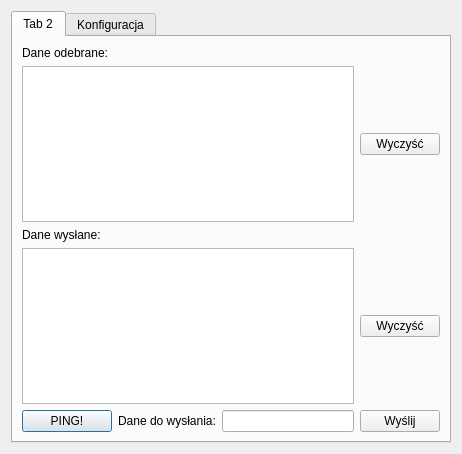
bzyx/IwSK-RS232, file ui/iwsk.ui: the form before one commit.
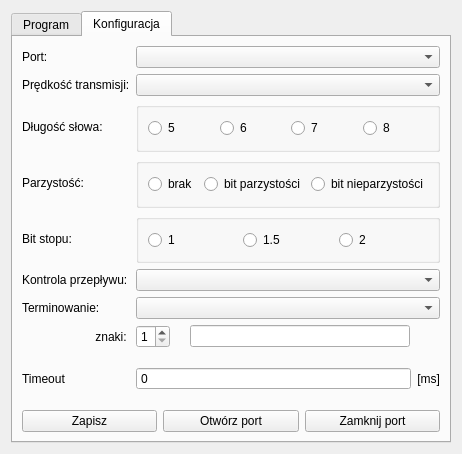
The form after the commit. The open tabs and pages were chosen to show the change.

Diff of the .ui file:
```diff
--- a/ui/iwsk.ui
+++ b/ui/iwsk.ui
@@ -24,7 +24,7 @@
      </property>
      <widget class="QWidget" name="tab_2">
       <attribute name="title">
-       <string>Tab 2</string>
+       <string>Program</string>
       </attribute>
       <layout class="QGridLayout" name="gridLayout_4">
        <item row="0" column="0">
@@ -115,7 +115,7 @@
          </property>
         </widget>
        </item>
-       <item row="0" column="1" colspan="2">
+       <item row="0" column="1">
         <widget class="QComboBox" name="i_portName_comboBox"/>
        </item>
        <item row="1" column="0">
@@ -128,7 +128,7 @@
          </property>
         </widget>
        </item>
-       <item row="1" column="1" colspan="2">
+       <item row="1" column="1">
         <widget class="QComboBox" name="i_baudRate_comboBox"/>
        </item>
        <item row="2" column="0">
@@ -141,7 +141,7 @@
          </property>
         </widget>
        </item>
-       <item row="2" column="1" colspan="2">
+       <item row="2" column="1">
         <widget class="QGroupBox" name="groupBox_2">
          <property name="title">
           <string/>
@@ -198,7 +198,7 @@
          </property>
         </widget>
        </item>
-       <item row="3" column="1" colspan="2">
+       <item row="3" column="1">
         <widget class="QGroupBox" name="groupBox_3">
          <property name="title">
           <string/>
@@ -242,7 +242,7 @@
          </property>
         </widget>
        </item>
-       <item row="4" column="1" colspan="2">
+       <item row="4" column="1">
         <widget class="QGroupBox" name="groupBox_4">
          <property name="title">
           <string/>
@@ -286,13 +286,13 @@
          </property>
         </widget>
        </item>
-       <item row="5" column="1" colspan="2">
+       <item row="5" column="1">
         <widget class="QComboBox" name="i_protocol_comboBox"/>
        </item>
-       <item row="6" column="1" colspan="2">
+       <item row="6" column="1">
         <widget class="QComboBox" name="i_terminator_comboBox"/>
        </item>
-       <item row="8" column="0" colspan="3">
+       <item row="10" column="0" colspan="2">
         <layout class="QHBoxLayout" name="horizontalLayout_4">
          <item>
           <widget class="QPushButton" name="btn_save">
@@ -327,14 +327,16 @@
          </property>
         </widget>
        </item>
-       <item row="7" column="0">
+       <item row="9" column="0">
         <widget class="QLabel" name="label_11">
          <property name="text">
           <string>Timeout</string>
          </property>
         </widget>
        </item>
-       <item row="7" column="1">
+       <item row="9" column="1">
+        <layout class="QHBoxLayout" name="horizontalLayout_6">
+         <item>
         <widget class="QSpinBox" name="spinBox">
          <property name="wrapping">
           <bool>false</bool>
@@ -356,7 +358,7 @@
          </property>
         </widget>
        </item>
-       <item row="7" column="2">
+         <item>
         <widget class="QLabel" name="label_12">
          <property name="sizePolicy">
           <sizepolicy hsizetype="Fixed" vsizetype="Preferred">
@@ -366,6 +368,63 @@
          </property>
          <property name="text">
           <string>[ms]</string>
+           </property>
+           <property name="alignment">
+            <set>Qt::AlignRight|Qt::AlignTrailing|Qt::AlignVCenter</set>
+           </property>
+          </widget>
+         </item>
+        </layout>
+       </item>
+       <item row="8" column="1">
+        <layout class="QHBoxLayout" name="horizontalLayout_7">
+         <property name="spacing">
+          <number>20</number>
+         </property>
+         <property name="sizeConstraint">
+          <enum>QLayout::SetNoConstraint</enum>
+         </property>
+         <property name="rightMargin">
+          <number>30</number>
+         </property>
+         <item>
+          <widget class="QSpinBox" name="spinBox_2">
+           <property name="sizePolicy">
+            <sizepolicy hsizetype="Minimum" vsizetype="Fixed">
+             <horstretch>0</horstretch>
+             <verstretch>0</verstretch>
+            </sizepolicy>
+           </property>
+           <property name="minimum">
+            <number>1</number>
+           </property>
+           <property name="maximum">
+            <number>2</number>
+           </property>
+          </widget>
+         </item>
+         <item>
+          <widget class="QLineEdit" name="lineEdit_2">
+           <property name="sizePolicy">
+            <sizepolicy hsizetype="Expanding" vsizetype="Fixed">
+             <horstretch>0</horstretch>
+             <verstretch>0</verstretch>
+            </sizepolicy>
+           </property>
+           <property name="text">
+            <string/>
+           </property>
+           <property name="maxLength">
+            <number>1</number>
+           </property>
+          </widget>
+         </item>
+        </layout>
+       </item>
+       <item row="8" column="0">
+        <widget class="QLabel" name="label_13">
+         <property name="text">
+          <string>znaki: </string>
          </property>
          <property name="alignment">
           <set>Qt::AlignRight|Qt::AlignTrailing|Qt::AlignVCenter</set>
```
Left out of the diff: 6 changed lines with no effect on the pictures. Lines whose indentation alone changed are shown as unchanged.
